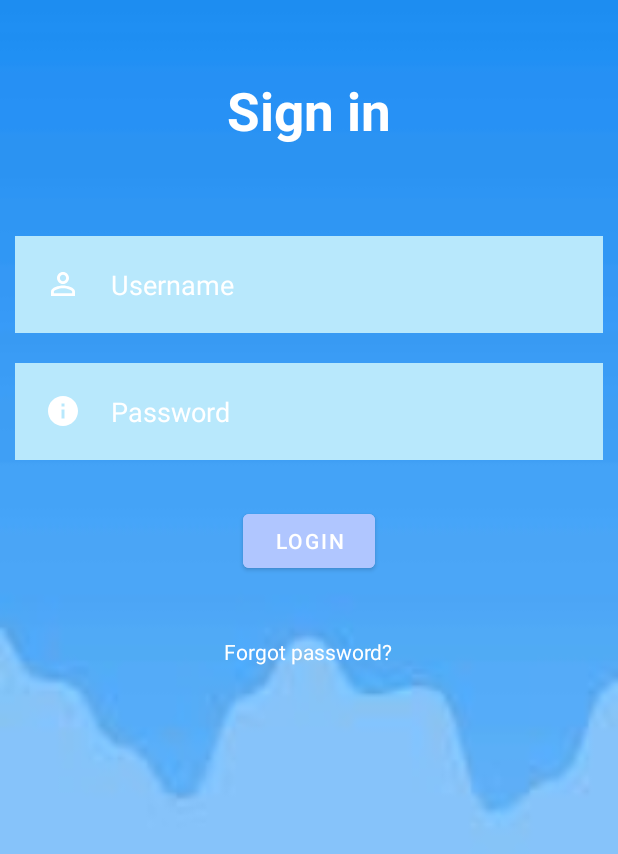
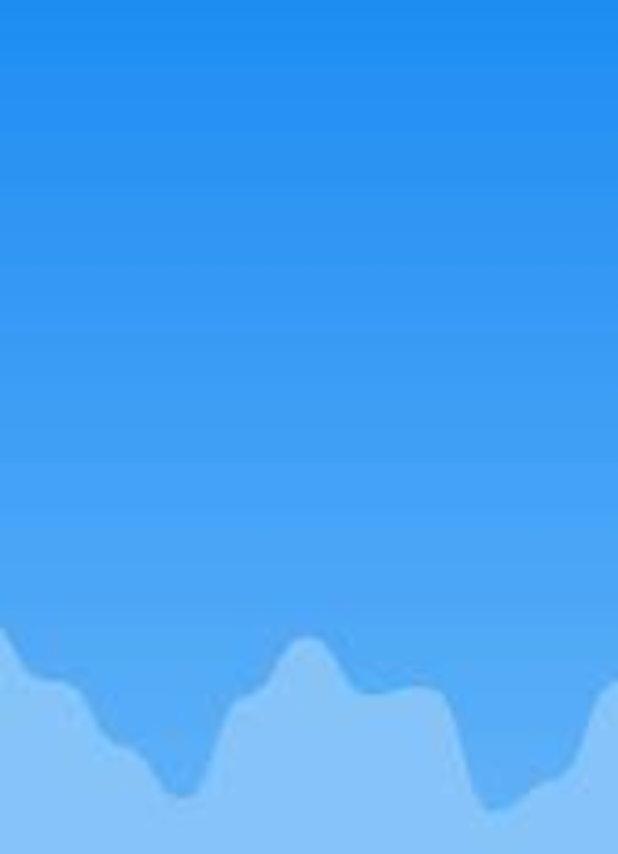
Before and after one commit to octaviadyah3/Batik-Lanjutan-Android, an Android app: the screen it shows after launch (MainActivity), on a phone screen of 412 x 824 dp. Shown: the top 854 px of the screen. Run offline under Robolectric (Android 15) with nearby library versions, the phone set to English and light mode, and no system bars; 4 statements that could not run were skipped.

```diff
--- a/app/src/main/java/com/dyahexample/myloginapp/data/BatikData.java
+++ b/app/src/main/java/com/dyahexample/myloginapp/data/BatikData.java
@@ -1,7 +1,9 @@
 package com.dyahexample.myloginapp.data;
 
+import com.dyahexample.myloginapp.R;
+
 public class BatikData {
-    private static String[] batikName={
+    private static String[] batikName = {
             "Batik Parang Kusumo",
             "Batik Gentongan",
             "Batik Sogan",
@@ -15,7 +17,7 @@ public class BatikData {
     };
 
 
-    private static String[] batikDeskripsi={
+    private static String[] batikDeskripsi = {
             "Parang berasal dari kata pereng atau miring. Bentuk motifnya berbentuk seperti huruf 'S' miring berombak memanjang. Motif parang ini tersebar diseluruh jawa, mulai dari Jawa Tengah, Yogyakarta, dan Jawa Barat. Biasanya, perbedaannya hanya terletakpada aksen dari batik motif parang tersebut. Misalkan, di Yogya ada motif Parang Rusak dan Parang Barong, di Jawa Tengah ada Parang Slobog, serta di Jawa Barat ada Parang klisik.",
             "Batik Gentongan berasal dari Madura ini menggunakan motif abstrak sederhana, tanaman atau kombinasi keduanya. Warna batik Gentongan biasanya mengambil warna terang seperti merah, kuning, hijau, atau ungu. Batik Gentongan sendiri diambil dari gentong, yaitu gerabah yang dipakai sebagai wadah untuk mencelup kain batik pada cairan warna.",
             "Motif batik Sogan sudah ada sejak zaman nenek moyang orang Jawa beberapa abad lalu. Batik ini, didominasi oleh warna cokelat muda dan memiliki motif yang khas seperti, bunga dengan aksen titik-titik atau lengkungan garis. Dulunya, batik ini dipakai raja-raja di Jawa khususnya keraton kesultanan Solo. Namun, sekarang dapat dipakai oleh siapa saja, baik warga keraton maupun orang biasa.",
@@ -28,4 +30,29 @@ public class BatikData {
             "Motif batik Pring Sedapur memiliki ciri khas yang simpel dan ilegal. Motif yang dipakai adalah motif bambu, sehingga sering juga disebut sebagai batik Pring batik ini tidak hanya indah dalam kesederhanaan motifnya tetapi memiliki filosofi yang sederhana pula. Dimana bambu memberikan makna ketentraman, keteduhan, dan kerukunan selain itu, bambu/pring juga mempunyai filosofi mendalam bagi orang jawa yakni apa saja dalam diri kita haruslah memberikan manfaat bagi orang lain, sejak lahir sampai mati.",
 
     };
+
+    private static int[] batikGambar = {
+            R.drawable.batikparang,
+            R.drawable.batikgentongan,
+            R.drawable.batiksolo,
+            R.drawable.batikmegamendung,
+            R.drawable.batiksimbut,
+            R.drawable.batikkawung,
+            R.drawable.batikgeblekrenteng,
+            R.drawable.batiktujuhrupa,
+            R.drawable.batikkraton,
+            R.drawable.batikpringsedapur,
+    };
+    private static String[] asalBatik = {
+            "Jawa Tengah,Yogyakarta,dan Jawa Barat",
+            "Madura",
+            "Yogyakarta,Solo",
+            "Cirebon",
+            "Banten",
+            "Yogyakarta",
+            "Kulon Progo",
+            "Pekalongan",
+            "Yogyakarta",
+            "Magetan",
+    };
 }
--- a/app/src/main/res/layout/activity_main.xml
+++ b/app/src/main/res/layout/activity_main.xml
@@ -7,67 +7,5 @@
     android:background="@drawable/bg"
     tools:context=".ui.MainActivity">
 
-    <TextView
-        android:layout_width="match_parent"
-        android:layout_height="wrap_content"
-        android:id="@+id/signin"
-        android:text="Sign in"
-        android:textColor="@color/white"
-        android:textSize="35sp"
-        android:textStyle="bold"
-        android:layout_margin="50dp"
-        android:gravity="center"/>
-
-    <EditText
-        android:layout_width="match_parent"
-        android:layout_height="wrap_content"
-        android:id="@+id/username"
-        android:layout_below="@id/signin"
-        android:hint="Username"
-        android:background="#B8E8FC"
-        android:textColorHint="@color/white"
-        android:textColor="@color/white"
-        android:layout_margin="10dp"
-        android:padding="20dp"
-        android:drawableLeft="@drawable/ic_baseline_person_outline_24"
-        android:drawablePadding="20dp"/>
-
-    <EditText
-        android:layout_width="match_parent"
-        android:layout_height="wrap_content"
-        android:id="@+id/password"
-        android:layout_below="@id/username"
-        android:hint="Password"
-        android:background="#B8E8FC"
-        android:textColorHint="@color/white"
-        android:textColor="@color/white"
-        android:layout_margin="10dp"
-        android:padding="20dp"
-        android:drawableLeft="@drawable/ic_baseline_info_24"
-        android:drawablePadding="20dp"
-        android:inputType="textPassword"/>
-
-    <com.google.android.material.button.MaterialButton
-        android:layout_width="wrap_content"
-        android:layout_height="wrap_content"
-        android:id="@+id/loginbtn"
-        android:layout_below="@id/password"
-        android:text="LOGIN"
-        android:layout_centerHorizontal="true"
-        android:backgroundTint="@color/material_dynamic_primary80"
-        android:layout_margin="20dp"/>
-
-    <TextView
-        android:layout_width="wrap_content"
-        android:layout_height="wrap_content"
-        android:id="@+id/forgotpass"
-        android:layout_below="@id/loginbtn"
-        android:text="Forgot password?"
-        android:textColor="@color/white"
-        android:layout_centerHorizontal="true"
-        android:layout_margin="20dp"/>
-
-
-
 
 </RelativeLayout>
```
Lines whose indentation alone changed are shown as unchanged.
